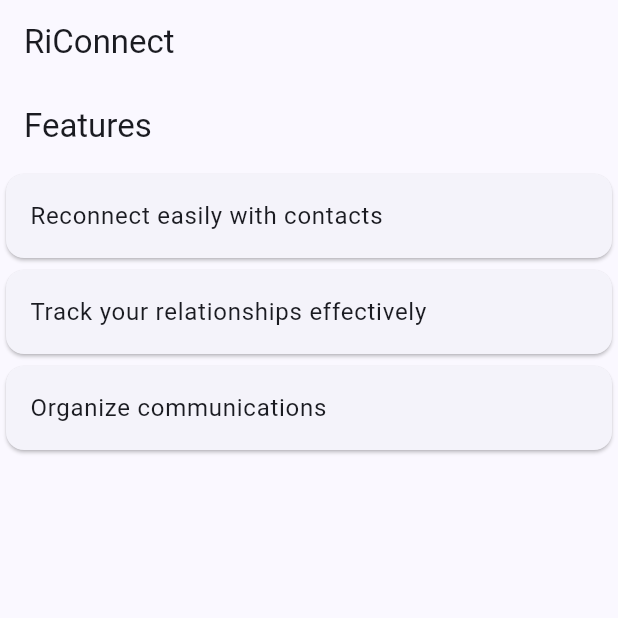
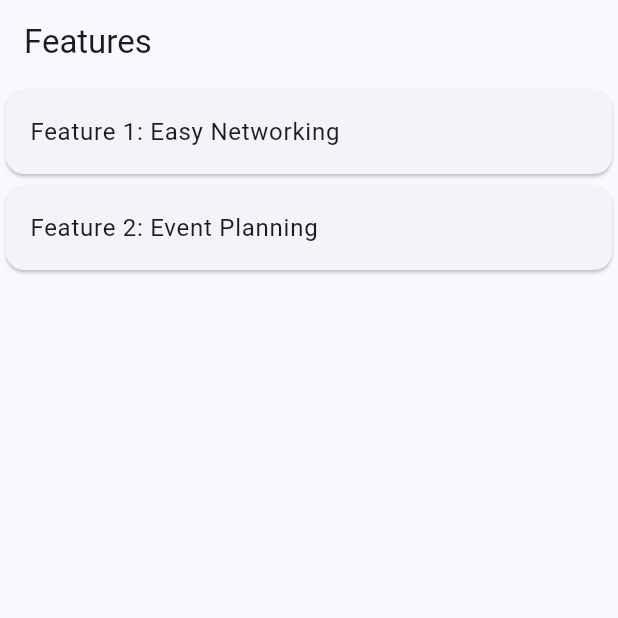
Before and after one commit to KartDaddyy/webapp-converter-ai, a Flutter app: the screen it shows after launch, item 2 of the bottom bar chosen, on a phone screen of 412 x 824 dp, the top half of it. Run offline on Flutter 3.47's test engine with Material 3 defaults, Android fonts, the phone set to English and light mode, and no system bars.

Commit message:
chore: update Flutter app from WebApp Converter AI

```diff
--- a/lib/main.dart
+++ b/lib/main.dart
@@ -9,10 +9,7 @@ class MyApp extends StatelessWidget {
   Widget build(BuildContext context) {
     return MaterialApp(
       title: 'RiConnect',
-      theme: ThemeData(
-        colorScheme: ColorScheme.fromSeed(seedColor: Color(0xFF1E3A8A)),
-        useMaterial3: true,
-      ),
+      theme: ThemeData(colorScheme: ColorScheme.fromSeed(seedColor: Color(0xFF1E3A8A)), useMaterial3: true),
       home: MainScreen(),
     );
   }
@@ -26,14 +23,6 @@ class MainScreen extends StatefulWidget {
 class _MainScreenState extends State<MainScreen> {
   int _selectedIndex = 0;
 
-  final List<Widget> _screens = [
-    HomeScreen(),
-    FeaturesScreen(),
-    PricingScreen(),
-    AboutScreen(),
-    ContactScreen(),
-  ];
-
   void _onItemTapped(int index) {
     setState(() {
       _selectedIndex = index;
@@ -43,16 +32,13 @@ class _MainScreenState extends State<MainScreen> {
   @override
   Widget build(BuildContext context) {
     return Scaffold(
-      appBar: AppBar(
-        title: Text('RiConnect'),
-      ),
-      body: _screens[_selectedIndex],
+      body: _getScreenWidget(_selectedIndex),
       bottomNavigationBar: BottomNavigationBar(
-        items: const <BottomNavigationBarItem>[
+        items: <BottomNavigationBarItem>[
           BottomNavigationBarItem(icon: Icon(Icons.home), label: 'Home'),
           BottomNavigationBarItem(icon: Icon(Icons.featured_play_list), label: 'Features'),
           BottomNavigationBarItem(icon: Icon(Icons.attach_money), label: 'Pricing'),
-          BottomNavigationBarItem(icon: Icon(Icons.info), label: 'About Us'),
+          BottomNavigationBarItem(icon: Icon(Icons.info), label: 'About'),
           BottomNavigationBarItem(icon: Icon(Icons.contact_mail), label: 'Contact'),
         ],
         currentIndex: _selectedIndex,
@@ -60,19 +46,34 @@ class _MainScreenState extends State<MainScreen> {
       ),
     );
   }
+
+  Widget _getScreenWidget(int index) {
+    switch (index) {
+      case 0:
+        return HomeScreen();
+      case 1:
+        return FeaturesScreen();
+      case 2:
+        return PricingScreen();
+      case 3:
+        return AboutScreen();
+      case 4:
+        return ContactScreen();
+      default:
+        return HomeScreen();
+    }
+  }
 }
 
 class HomeScreen extends StatelessWidget {
   @override
   Widget build(BuildContext context) {
     return Scaffold(
-      appBar: AppBar(
-        title: Text('Home'),
-      ),
+      appBar: AppBar(title: Text('Home')),
       body: ListView(
         children: <Widget>[
           Card(child: ListTile(title: Text('Welcome to RiConnect!'))),
-          Card(child: ListTile(title: Text('Manage your contacts with ease!'))),
+          Card(child: ListTile(title: Text('Discover features to help you connect.'))),
         ],
       ),
     );
@@ -83,14 +84,11 @@ class FeaturesScreen extends StatelessWidget {
   @override
   Widget build(BuildContext context) {
     return Scaffold(
-      appBar: AppBar(
-        title: Text('Features'),
-      ),
+      appBar: AppBar(title: Text('Features')),
       body: ListView(
         children: <Widget>[
-          Card(child: ListTile(title: Text('Reconnect easily with contacts'))),
-          Card(child: ListTile(title: Text('Track your relationships effectively'))),
-          Card(child: ListTile(title: Text('Organize communications'))),
+          Card(child: ListTile(title: Text('Feature 1: Easy Networking'))),
+          Card(child: ListTile(title: Text('Feature 2: Event Planning'))),
         ],
       ),
     );
@@ -101,14 +99,11 @@ class PricingScreen extends StatelessWidget {
   @override
   Widget build(BuildContext context) {
     return Scaffold(
-      appBar: AppBar(
-        title: Text('Pricing'),
-      ),
+      appBar: AppBar(title: Text('Pricing')),
       body: ListView(
         children: <Widget>[
-          Card(child: ListTile(title: Text('Free Plan - Basic Features'))),
-          Card(child: ListTile(title: Text('Pro Plan - Advanced Features for \$10/month'))),
-          Card(child: ListTile(title: Text('Business Plan - Custom Features for \$30/month'))),
+          Card(child: ListTile(title: Text('Basic Plan: \$10/month'))),
+          Card(child: ListTile(title: Text('Pro Plan: \$30/month'))),
         ],
       ),
     );
@@ -119,13 +114,10 @@ class AboutScreen extends StatelessWidget {
   @override
   Widget build(BuildContext context) {
     return Scaffold(
-      appBar: AppBar(
-        title: Text('About Us'),
-      ),
+      appBar: AppBar(title: Text('About')),
       body: ListView(
         children: <Widget>[
-          Card(child: ListTile(title: Text('Learn about RiConnect'))),
-          Card(child: ListTile(title: Text('Our mission and vision'))),
+          Card(child: ListTile(title: Text('RiConnect is a networking platform.'))),
         ],
       ),
     );
@@ -136,13 +128,10 @@ class ContactScreen extends StatelessWidget {
   @override
   Widget build(BuildContext context) {
     return Scaffold(
-      appBar: AppBar(
-        title: Text('Contact'),
-      ),
+      appBar: AppBar(title: Text('Contact')),
       body: ListView(
         children: <Widget>[
-          Card(child: ListTile(title: Text('Get in touch with us'))),
-          Card(child: ListTile(title: Text('Email: support@riconnect.com'))),
+          Card(child: ListTile(title: Text('Contact us at support@riconnect.com'))),
         ],
       ),
     );
```
